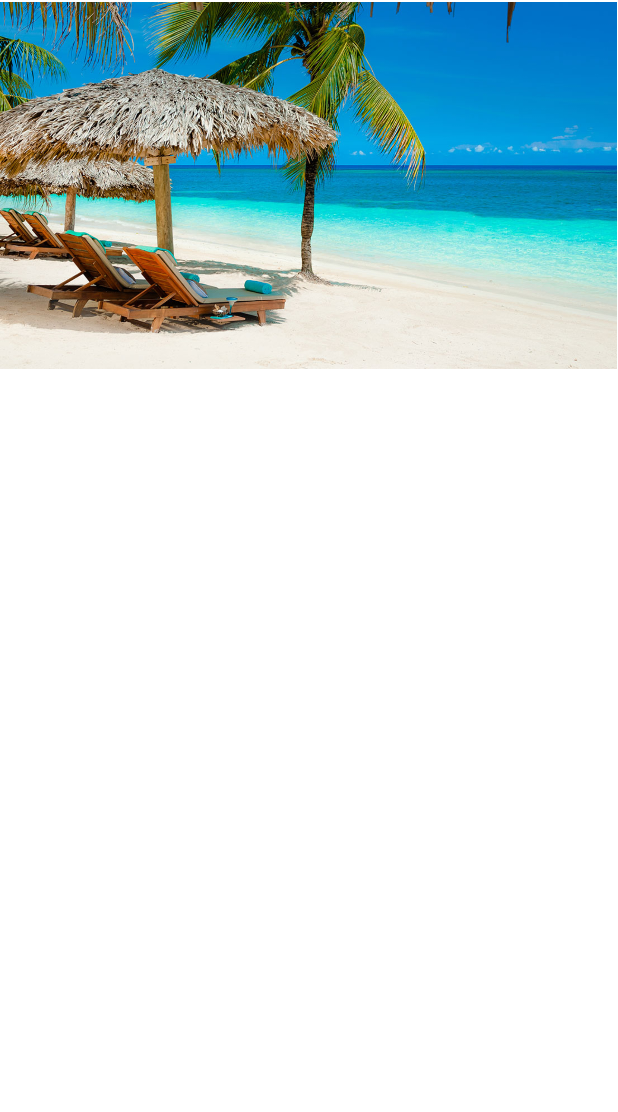
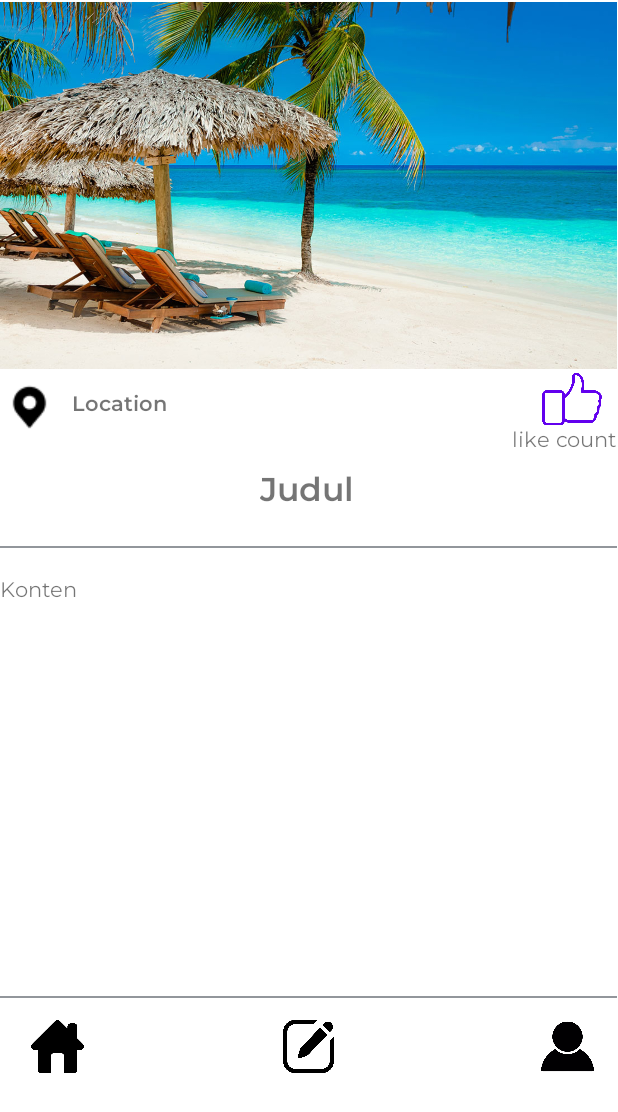
Before and after one commit to tolobret/TugasAkhirPAPB, an Android app: the HalamanKonten screen opened directly, with no data from a screen before it, on a phone screen of 412 x 824 dp. Shown: the top 1112 px of the screen. Run offline under Robolectric (Android 15) with nearby library versions, the phone set to English and light mode, and no system bars; Roboto replaces fonts that are not available here.

Commit message:
revisi upload file

```diff
--- a/app/src/main/java/com/example/tugasakhirpapb/CreatePost.kt
+++ b/app/src/main/java/com/example/tugasakhirpapb/CreatePost.kt
@@ -40,10 +40,16 @@ class CreatePost : AppCompatActivity() {
 
         database = FirebaseDatabase.getInstance().getReference()
 
-
         val date: String = SimpleDateFormat("yyyy-MM-dd", Locale.getDefault()).format(Date())
 
+
         btPost.setOnClickListener(){
+            uploadKonten()
+        }
+
+    }
+
+    private fun uploadKonten() {
         val konten = Konten(
             textJudul.text.toString(),
             textKonten.text.toString(),
@@ -58,16 +64,8 @@ class CreatePost : AppCompatActivity() {
         uplloadFile()
     }
 
-
-    }
-
     fun selectImage(view: View) {
-//        Intent(Intent.ACTION_GET_CONTENT).also {
-//            it.type = "image/*"
-//            startActivityForResult(it,100)
-//        }
         startFileChooser()
-//        uplloadFile()
     }
 
     private fun uplloadFile() {
@@ -76,7 +74,7 @@ class CreatePost : AppCompatActivity() {
             pd.setTitle("Uploading")
             pd.show()
 
-            var imageRef : StorageReference = FirebaseStorage.getInstance().reference.child("images").child(textJudul.text.toString())
+            var imageRef : StorageReference = FirebaseStorage.getInstance().reference.child("konten_images").child(textJudul.text.toString())
             imageRef.putFile(filePath)
                 .addOnSuccessListener { p0 ->
                     pd.dismiss()
--- a/app/src/main/res/layout/activity_create_post.xml
+++ b/app/src/main/res/layout/activity_create_post.xml
@@ -116,7 +116,8 @@
         android:onClick="selectImage"
         app:layout_constraintStart_toStartOf="parent"
         app:layout_constraintTop_toBottomOf="@+id/text_Post"
-        app:srcCompat="@drawable/image_icon" />
+        app:srcCompat="@drawable/image_icon"
+        tools:ignore="SpeakableTextPresentCheck" />
 
     <Button
         android:id="@+id/bt_post"
@@ -142,7 +143,7 @@
         app:srcCompat="@drawable/line3" />
 
     <ImageView
-        android:id="@+id/imageView17"
+        android:id="@+id/bt_profile"
         android:layout_width="35dp"
         android:layout_height="35dp"
         android:layout_marginEnd="32dp"
@@ -153,7 +154,7 @@
         app:srcCompat="@drawable/profile_icon" />
 
     <ImageView
-        android:id="@+id/imageView18"
+        android:id="@+id/bt_home"
         android:layout_width="35dp"
         android:layout_height="35dp"
         android:layout_marginStart="36dp"
@@ -164,12 +165,12 @@
         app:srcCompat="@drawable/home_icon" />
 
     <ImageView
-        android:id="@+id/imageView19"
+        android:id="@+id/bt_createPost"
         android:layout_width="35dp"
         android:layout_height="35dp"
         app:layout_constraintBottom_toBottomOf="parent"
-        app:layout_constraintEnd_toStartOf="@+id/imageView17"
-        app:layout_constraintStart_toEndOf="@+id/imageView18"
+        app:layout_constraintEnd_toStartOf="@+id/bt_profile"
+        app:layout_constraintStart_toEndOf="@+id/bt_home"
         app:layout_constraintTop_toBottomOf="@+id/imageView13"
         app:srcCompat="@drawable/post_icon" />
 
--- a/app/src/main/res/layout/activity_halaman_konten.xml
+++ b/app/src/main/res/layout/activity_halaman_konten.xml
@@ -7,7 +7,7 @@
     tools:context=".HalamanKonten">
 
     <ImageView
-        android:id="@+id/imageView8"
+        android:id="@+id/img_konten"
         android:layout_width="411dp"
         android:layout_height="247dp"
         app:layout_constraintEnd_toEndOf="parent"
@@ -16,4 +16,133 @@
         app:layout_constraintTop_toTopOf="parent"
         app:srcCompat="@drawable/beach_konten" />
 
+    <TextView
+        android:id="@+id/text_judul"
+        android:layout_width="wrap_content"
+        android:layout_height="wrap_content"
+        android:layout_marginTop="312dp"
+        android:fontFamily="@font/montserrat_bold"
+        android:text="Judul"
+        android:textSize="22sp"
+        app:layout_constraintEnd_toEndOf="parent"
+        app:layout_constraintHorizontal_bias="0.498"
+        app:layout_constraintStart_toStartOf="parent"
+        app:layout_constraintTop_toTopOf="parent" />
+
+    <TextView
+        android:id="@+id/text_lokasi"
+        android:layout_width="wrap_content"
+        android:layout_height="wrap_content"
+        android:layout_marginTop="260dp"
+        android:fontFamily="@font/montserrat_bold"
+        android:text="Location"
+        app:layout_constraintEnd_toEndOf="parent"
+        app:layout_constraintHorizontal_bias="0.043"
+        app:layout_constraintStart_toEndOf="@+id/imageView8"
+        app:layout_constraintTop_toTopOf="parent" />
+
+    <ImageView
+        android:id="@+id/imageView8"
+        android:layout_width="wrap_content"
+        android:layout_height="wrap_content"
+        android:layout_marginTop="256dp"
+        app:layout_constraintEnd_toEndOf="parent"
+        app:layout_constraintHorizontal_bias="0.013"
+        app:layout_constraintStart_toStartOf="parent"
+        app:layout_constraintTop_toTopOf="parent"
+        app:srcCompat="@drawable/loc_icon" />
+
+    <TextView
+        android:id="@+id/textView12"
+        android:layout_width="0dp"
+        android:layout_height="200dp"
+        android:layout_marginTop="384dp"
+        android:fontFamily="@font/montserrat"
+        android:shadowColor="#000000"
+        android:text="Konten"
+        app:layout_constraintEnd_toEndOf="parent"
+        app:layout_constraintHorizontal_bias="0.0"
+        app:layout_constraintStart_toStartOf="parent"
+        app:layout_constraintTop_toTopOf="parent" />
+
+    <ImageView
+        android:id="@+id/imageView14"
+        android:layout_width="wrap_content"
+        android:layout_height="wrap_content"
+        android:layout_marginTop="664dp"
+        app:layout_constraintEnd_toEndOf="parent"
+        app:layout_constraintHorizontal_bias="0.0"
+        app:layout_constraintStart_toStartOf="parent"
+        app:layout_constraintTop_toTopOf="parent"
+        app:srcCompat="@drawable/line3" />
+
+    <ImageView
+        android:id="@+id/bt_home"
+        android:layout_width="35dp"
+        android:layout_height="35dp"
+        android:layout_marginTop="680dp"
+        app:layout_constraintEnd_toEndOf="parent"
+        app:layout_constraintHorizontal_bias="0.055"
+        app:layout_constraintStart_toStartOf="parent"
+        app:layout_constraintTop_toTopOf="parent"
+        app:srcCompat="@drawable/home_icon" />
+
+    <ImageView
+        android:id="@+id/bt_createPost"
+        android:layout_width="35dp"
+        android:layout_height="35dp"
+        android:layout_marginTop="680dp"
+        app:layout_constraintEnd_toEndOf="parent"
+        app:layout_constraintHorizontal_bias="0.412"
+        app:layout_constraintStart_toEndOf="@+id/bt_home"
+        app:layout_constraintTop_toTopOf="parent"
+        app:srcCompat="@drawable/post_icon" />
+
+    <ImageView
+        android:id="@+id/bt_profile"
+        android:layout_width="35dp"
+        android:layout_height="35dp"
+        android:layout_marginTop="680dp"
+        app:layout_constraintEnd_toEndOf="parent"
+        app:layout_constraintHorizontal_bias="0.895"
+        app:layout_constraintStart_toEndOf="@+id/bt_createPost"
+        app:layout_constraintTop_toTopOf="parent"
+        app:srcCompat="@drawable/profile_icon" />
+
+    <Button
+        android:id="@+id/bt_like"
+        android:layout_width="40dp"
+        android:layout_height="40dp"
+        android:layout_marginTop="246dp"
+        android:background="@drawable/like"
+        app:cornerRadius="50dp"
+        app:layout_constraintEnd_toEndOf="parent"
+        app:layout_constraintHorizontal_bias="0.958"
+        app:layout_constraintStart_toEndOf="@+id/text_lokasi"
+        app:layout_constraintTop_toTopOf="parent"
+        tools:ignore="SpeakableTextPresentCheck,TouchTargetSizeCheck" />
+
+    <TextView
+        android:id="@+id/text_like"
+        android:layout_width="wrap_content"
+        android:layout_height="wrap_content"
+        android:layout_marginTop="284dp"
+        android:fontFamily="@font/montserrat"
+        android:text="like count"
+        app:layout_constraintEnd_toEndOf="parent"
+        app:layout_constraintHorizontal_bias="1.0"
+        app:layout_constraintStart_toStartOf="parent"
+        app:layout_constraintTop_toTopOf="parent" />
+
+    <ImageView
+        android:id="@+id/imageView19"
+        android:layout_width="wrap_content"
+        android:layout_height="wrap_content"
+        android:layout_marginTop="364dp"
+        app:layout_constraintEnd_toEndOf="parent"
+        app:layout_constraintHorizontal_bias="0.0"
+        app:layout_constraintStart_toStartOf="parent"
+        app:layout_constraintTop_toTopOf="parent"
+        app:srcCompat="@drawable/line3" />
+
 </androidx.constraintlayout.widget.ConstraintLayout>
```
Also changed, not shown: app/src/main/res/drawable-v24/like.png (added). Lines whose indentation alone changed are shown as unchanged.
